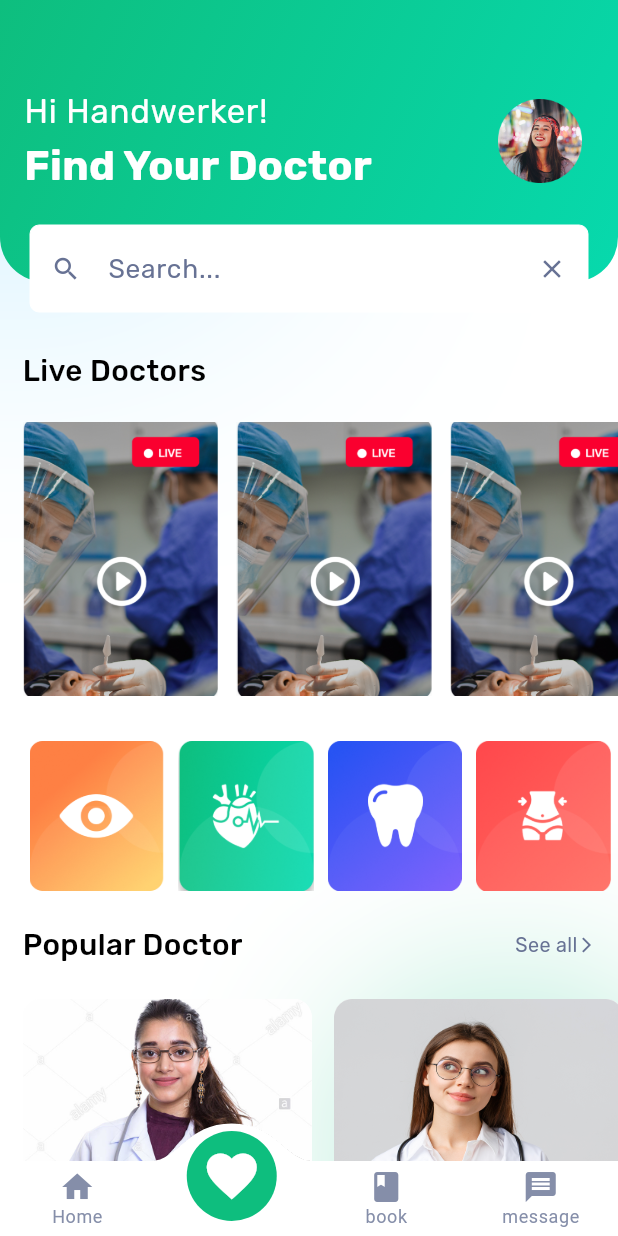
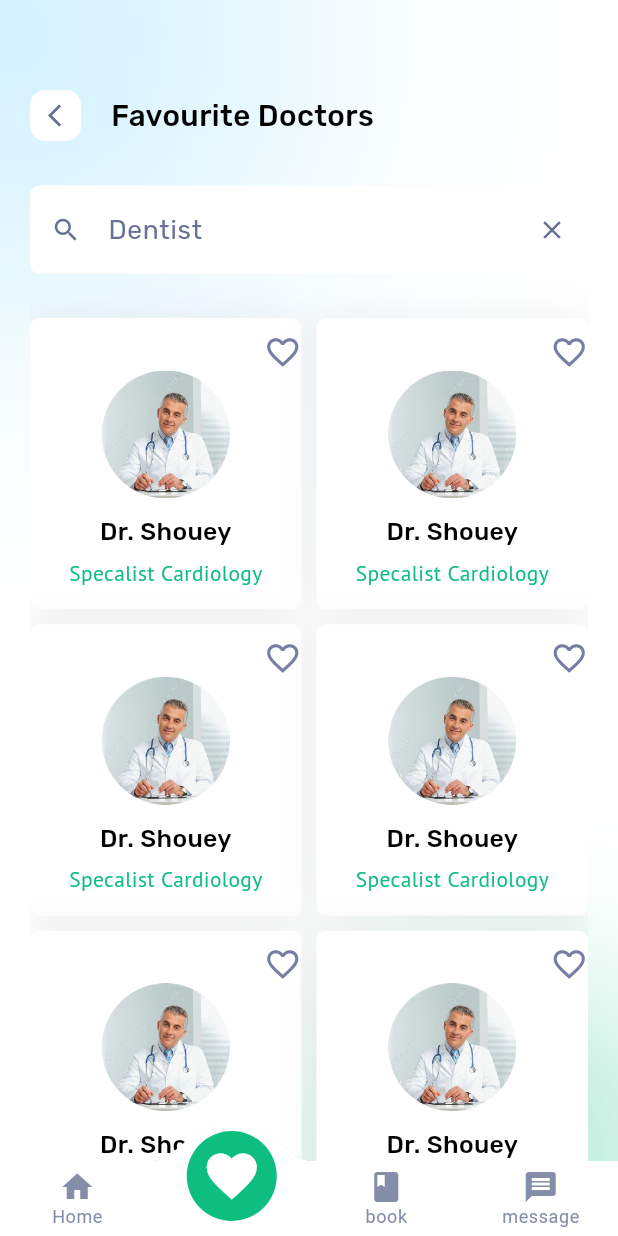
Before and after one commit to Elkady468/doctor_app, a Flutter app: the screen it shows after launch, item 2 of the bottom bar chosen, on a phone screen of 412 x 824 dp. Run offline on Flutter 3.47's test engine with Material 3 defaults, Android fonts, the phone set to English and light mode, and no system bars; drawn by our look-alikes of convex_bottom_bar; our stand-ins replace bloc, cloud_firestore, equatable, firebase_auth, firebase_core, flutter_bloc and 2 more; accounts and stored records are empty.

Commit message:
finish doctor favourite view

```diff
--- a/lib/core/utils/styles.dart
+++ b/lib/core/utils/styles.dart
@@ -31,6 +31,15 @@ abstract class Styles {
   static TextStyle Medium16(context) {
     return TextStyle(
       fontSize: getResponsiveFontSize(context, fontSize: 18),
+      color: Colors.black,
+      fontFamily: "Rubik",
+      fontWeight: FontWeight.w500,
+    );
+  }
+
+  static TextStyle Medium15(context) {
+    return TextStyle(
+      fontSize: getResponsiveFontSize(context, fontSize: 15),
       color: Colors.black,
       fontFamily: "Rubik",
       fontWeight: FontWeight.w500,
--- a/lib/feature/home/data/models/comment_model.dart
+++ b/lib/feature/home/data/models/comment_model.dart
@@ -1,7 +1,9 @@
 class CommentModel {
   final String image, title, subTitle;
-
+  final double? views, rete;
   CommentModel({
+    this.views,
+    this.rete,
     required this.image,
     required this.title,
     required this.subTitle,
--- /dev/null
+++ b/lib/feature/home/presentation/views/favourite_doctor_view.dart
@@ -0,0 +1,49 @@
+import 'package:doctor_app/feature/home/presentation/views/widgets/custom_text_field.dart';
+import 'package:doctor_app/feature/home/presentation/views/widgets/favourite_doctor_item.dart';
+import 'package:doctor_app/feature/home/presentation/views/widgets/featured_doctor_section.dart';
+import 'package:doctor_app/feature/home/presentation/views/widgets/find_doctor_appbar.dart';
+import 'package:flutter/material.dart';
+import 'package:flutter_staggered_grid_view/flutter_staggered_grid_view.dart';
+
+class FavouriteDoctorView extends StatelessWidget {
+  const FavouriteDoctorView({super.key});
+
+  @override
+  Widget build(BuildContext context) {
+    return Padding(
+      padding: const EdgeInsets.symmetric(horizontal: 20.0),
+      child: SingleChildScrollView(
+        child: Column(
+          children: [
+            SizedBox(height: 60),
+            CustomDoctorAppbar(text: 'Favourite Doctors'),
+            SizedBox(height: 30),
+            CustomTextField(hintText: "Dentist"),
+            SizedBox(height: 30),
+            FavouriteDoctorGridViw(),
+            SizedBox(height: 30),
+
+            FeaturedDoctorSection(),
+            SizedBox(height: 20),
+          ],
+        ),
+      ),
+    );
+  }
+}
+
+class FavouriteDoctorGridViw extends StatelessWidget {
+  const FavouriteDoctorGridViw({super.key});
+
+  @override
+  Widget build(BuildContext context) {
+    return StaggeredGrid.count(
+      crossAxisCount: 2,
+      mainAxisSpacing: 10,
+      crossAxisSpacing: 10,
+      children: List.generate(10, (index) {
+        return FavouriteDoctorItem();
+      }),
+    );
+  }
+}
--- a/lib/feature/home/presentation/views/home_view.dart
+++ b/lib/feature/home/presentation/views/home_view.dart
@@ -1,11 +1,19 @@
+import 'package:cloud_firestore/cloud_firestore.dart';
 import 'package:convex_bottom_bar/convex_bottom_bar.dart';
 import 'package:doctor_app/core/utils/Assets.dart';
+import 'package:doctor_app/feature/home/presentation/views/favourite_doctor_view.dart';
 import 'package:doctor_app/feature/home/presentation/views/widgets/home_view_body.dart';
 import 'package:flutter/material.dart';
 
-class HomeView extends StatelessWidget {
+class HomeView extends StatefulWidget {
   const HomeView({super.key});
 
+  @override
+  State<HomeView> createState() => _HomeViewState();
+}
+
+class _HomeViewState extends State<HomeView> {
+  int currentIndex = 0;
   @override
   Widget build(BuildContext context) {
     return Scaffold(
@@ -21,7 +29,11 @@ class HomeView extends StatelessWidget {
           TabItem(icon: Icons.book, title: 'book'),
           TabItem(icon: Icons.message, title: 'message'),
         ],
-        onTap: (int i) => print('click index=$i'),
+        onTap: (Index) {
+          currentIndex = Index;
+
+          setState(() {});
+        },
       ),
       body: Stack(
         children: [
@@ -31,9 +43,16 @@ class HomeView extends StatelessWidget {
             width: double.infinity,
             height: double.infinity,
           ),
-          HomeViewBody(),
+          _widgetsBodes[currentIndex],
         ],
       ),
     );
   }
+
+  final List<Widget> _widgetsBodes = [
+    HomeViewBody(),
+    FavouriteDoctorView(),
+    SizedBox(),
+    SizedBox(),
+  ];
 }
--- a/lib/feature/home/presentation/views/widgets/doctor_populer_header.dart
+++ b/lib/feature/home/presentation/views/widgets/doctor_populer_header.dart
@@ -2,8 +2,9 @@ import 'package:doctor_app/core/utils/styles.dart';
 import 'package:flutter/material.dart';
 
 class DoctorPopulerHeader extends StatelessWidget {
-  const DoctorPopulerHeader({super.key, required this.text});
+  const DoctorPopulerHeader({super.key, required this.text, this.onTap});
   final String text;
+  final void Function()? onTap;
   @override
   Widget build(BuildContext context) {
     return Row(
@@ -12,7 +13,10 @@ class DoctorPopulerHeader extends StatelessWidget {
         Spacer(),
         Row(
           children: [
-            Text("See all", style: Styles.Ligth12(context)),
+            InkWell(
+              onTap: onTap,
+              child: Text("See all", style: Styles.Ligth12(context)),
+            ),
             Icon(Icons.arrow_forward_ios, size: 12, color: Color(0xff677294)),
             SizedBox(width: 15),
           ],
--- /dev/null
+++ b/lib/feature/home/presentation/views/widgets/favourite_doctor_item.dart
@@ -0,0 +1,45 @@
+import 'package:doctor_app/core/utils/Assets.dart';
+import 'package:doctor_app/core/utils/styles.dart';
+import 'package:doctor_app/feature/home/presentation/views/widgets/custom_fav_icon.dart';
+import 'package:flutter/material.dart';
+
+class FavouriteDoctorItem extends StatelessWidget {
+  const FavouriteDoctorItem({super.key});
+
+  @override
+  Widget build(BuildContext context) {
+    return Container(
+      //  width: double.infinity,
+      //   height: 300,
+      padding: EdgeInsets.only(top: 10, bottom: 15),
+      decoration: ShapeDecoration(
+        color: Colors.white,
+        shape: RoundedRectangleBorder(borderRadius: BorderRadius.circular(6)),
+        shadows: [
+          BoxShadow(
+            color: Color(0x0F000000),
+            blurRadius: 20,
+            offset: Offset(0, -1),
+            spreadRadius: 0,
+          ),
+        ],
+      ),
+      child: Column(
+        children: [
+          Row(
+            mainAxisAlignment: MainAxisAlignment.end,
+            children: [CustomFavIcon(iconSize: 25)],
+          ),
+          Image.asset(
+            Assets.featuredDoctor1,
+            height: MediaQuery.sizeOf(context).height * .103448275862069,
+          ),
+          SizedBox(height: 11),
+          Text("Dr. Shouey", style: Styles.Medium15(context)),
+          SizedBox(height: 4),
+          Text("Specalist Cardiology", style: Styles.Reguler13(context)),
+        ],
+      ),
+    );
+  }
+}
--- a/lib/feature/home/presentation/views/widgets/live_view_appbar.dart
+++ b/lib/feature/home/presentation/views/widgets/live_view_appbar.dart
@@ -2,8 +2,8 @@ import 'package:doctor_app/core/utils/Assets.dart';
 import 'package:flutter/material.dart';
 
 class LiveViewAppbar extends StatelessWidget {
-  const LiveViewAppbar({super.key});
-
+  const LiveViewAppbar({super.key, required this.widget});
+  final Widget widget;
   @override
   Widget build(BuildContext context) {
     return Row(
@@ -26,7 +26,7 @@ class LiveViewAppbar extends StatelessWidget {
             ),
           ),
         ),
-        Image.asset(Assets.featuredDoctor3, height: 40),
+        widget,
       ],
     );
   }
--- a/lib/feature/home/presentation/views/widgets/live_view_body.dart
+++ b/lib/feature/home/presentation/views/widgets/live_view_body.dart
@@ -36,7 +36,9 @@ class LiveViewBody extends StatelessWidget {
         SizedBox(height: 50),
         Padding(
           padding: const EdgeInsets.symmetric(horizontal: 16.0),
-          child: LiveViewAppbar(),
+          child: LiveViewAppbar(
+            widget: Image.asset(Assets.featuredDoctor3, height: 40),
+          ),
         ),
         Spacer(),
         CommentListTile(commentModel: comments[0]),
--- a/lib/main.dart
+++ b/lib/main.dart
@@ -1,5 +1,4 @@
 import 'package:doctor_app/feature/home/presentation/views/home_view.dart';
-import 'package:doctor_app/feature/splash/presentation/views/splash_view.dart';
 import 'package:doctor_app/welcome/presentation/manager/Register_cubit/register_cubit.dart';
 import 'package:doctor_app/welcome/presentation/manager/login_cubits/login_cubit.dart';
 import 'package:doctor_app/welcome/presentation/manager/user_data_cubit/user_data_cubit.dart';
--- a/pubspec.yaml
+++ b/pubspec.yaml
@@ -42,6 +42,8 @@ dependencies:
   cloud_firestore: ^6.0.2
   firebase_auth: ^6.1.0
   equatable: ^2.0.7
+  staggered_grid_view: ^0.0.1
+  flutter_staggered_grid_view: ^0.7.0
 
 dev_dependencies:
   flutter_test:
```
Also changed, not shown: lib/feature/home/presentation/views/populer_doctor_body.dart (added, +31 -0 lines), lib/feature/home/presentation/views/populer_doctor_view.dart (added, +24 -0 lines), lib/feature/home/presentation/views/widgets/category_list_view.dart (added, +54 -0 lines), lib/feature/home/presentation/views/widgets/populer_doctor_section.dart (+14 -1 lines), lib/feature/home/presentation/views/widgets/select_time_body.dart (+9 -1 lines), lib/feature/home/presentation/views/widgets/select_time_list_tile.dart (+29 -8 lines), pubspec.lock.
